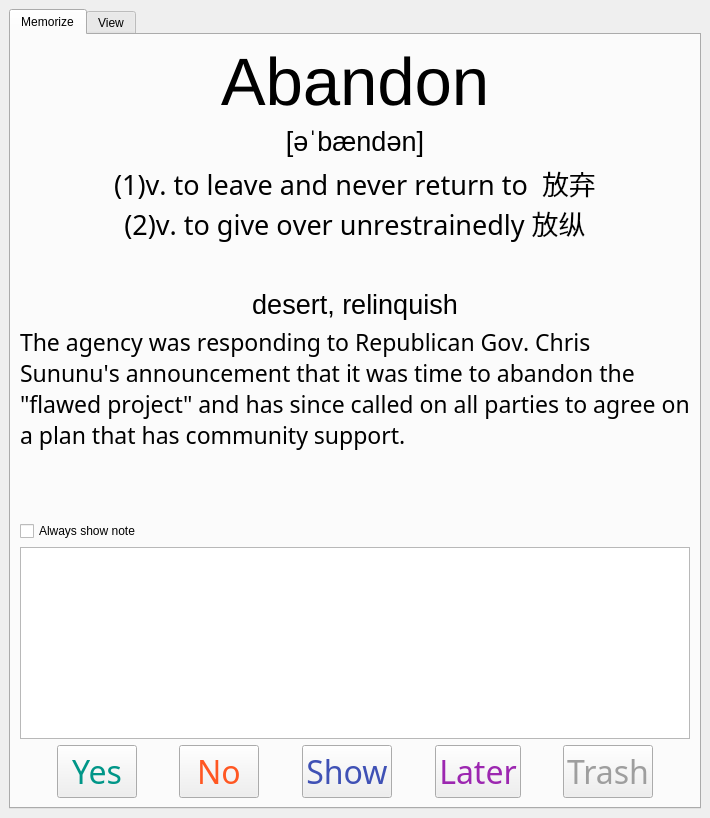
zhaomh1998/FightMem, file ui/FightMemPC.ui: the form before one commit.
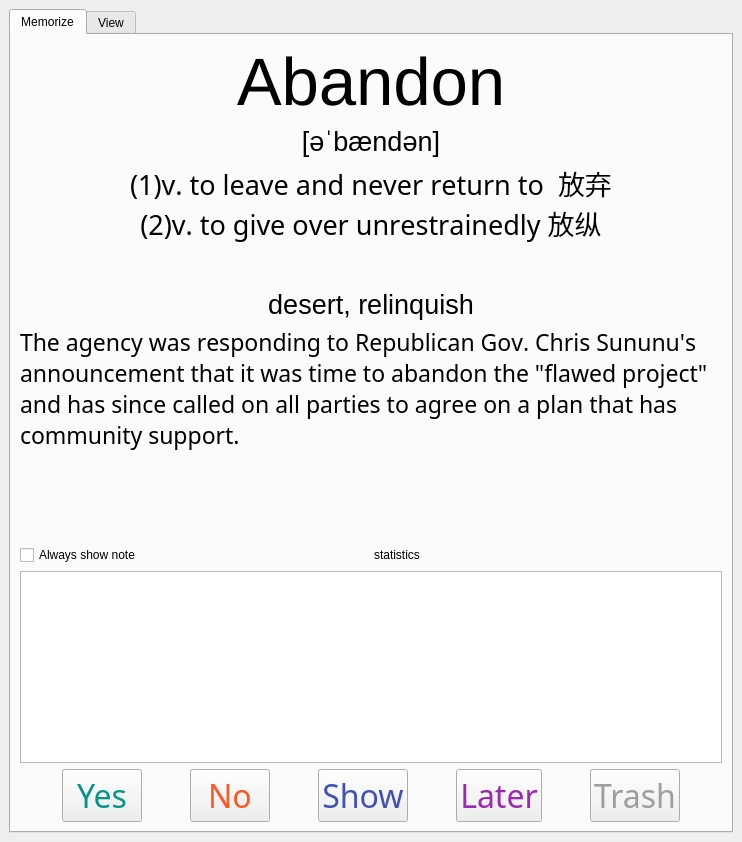
The form after the commit.

```diff
--- a/ui/FightMemPC.ui
+++ b/ui/FightMemPC.ui
@@ -6,8 +6,8 @@
    <rect>
     <x>0</x>
     <y>0</y>
-    <width>710</width>
-    <height>818</height>
+    <width>742</width>
+    <height>842</height>
    </rect>
   </property>
   <property name="windowTitle">
@@ -149,7 +149,7 @@
            </spacer>
           </item>
           <item>
-           <layout class="QVBoxLayout" name="verticalLayout_2">
+           <layout class="QHBoxLayout" name="horizontalLayout_2">
             <item>
              <widget class="QCheckBox" name="b_show_note">
               <property name="font">
@@ -162,6 +162,17 @@
               </property>
              </widget>
             </item>
+            <item>
+             <widget class="QLabel" name="t_stat">
+              <property name="text">
+               <string>statistics</string>
+              </property>
+             </widget>
+            </item>
+           </layout>
+          </item>
+          <item>
+           <layout class="QVBoxLayout" name="verticalLayout_2">
             <item>
              <widget class="QTextEdit" name="t_note">
               <property name="font">
```
